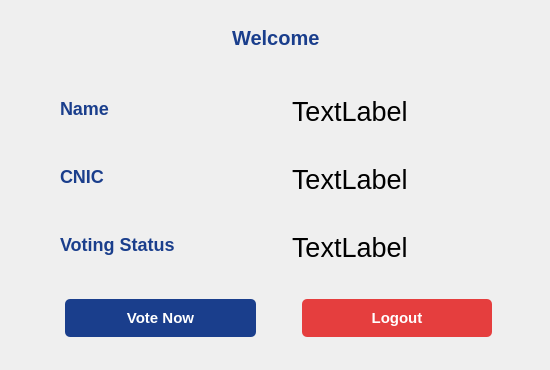
First picture: the form in E-voting-system/Experiment/After_voter_login.ui, repository Kashan-Baig/E-VOTING, before the edit.
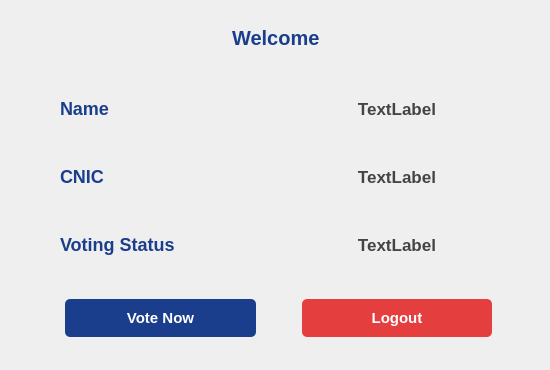
Second picture: the form after the edit.

Commit message: Database intg to after login page and Ui update of add cand page

The edit to the form file:
```diff
--- a/E-voting-system/Experiment/After_voter_login.ui
+++ b/E-voting-system/Experiment/After_voter_login.ui
@@ -172,23 +172,56 @@
      </item>
      <item row="2" column="1">
       <widget class="QLabel" name="namelabel">
+       <property name="font">
+        <font>
+         <pointsize>-1</pointsize>
+         <fontweight></fontweight>
+        </font>
+       </property>
+       <property name="styleSheet">
+        <string notr="true">   font-size: 17px;
+    font-weight: 510;
+    color: #444444;
+    margin-bottom: 5px;</string>
+       </property>
        <property name="text">
         <string>TextLabel</string>
        </property>
+       <property name="alignment">
+        <set>Qt::AlignmentFlag::AlignCenter</set>
+       </property>
       </widget>
      </item>
      <item row="3" column="1">
       <widget class="QLabel" name="cniclabel">
+       <property name="styleSheet">
+        <string notr="true">   font-size: 17px;
+    font-weight: 510;
+    color: #444444;
+    margin-bottom: 5px;</string>
+       </property>
        <property name="text">
         <string>TextLabel</string>
        </property>
+       <property name="alignment">
+        <set>Qt::AlignmentFlag::AlignCenter</set>
+       </property>
       </widget>
      </item>
      <item row="4" column="1">
       <widget class="QLabel" name="statuslabel">
+       <property name="styleSheet">
+        <string notr="true">   font-size: 17px;
+    font-weight: 510;
+    color: #444444;
+    margin-bottom: 5px;</string>
+       </property>
        <property name="text">
         <string>TextLabel</string>
        </property>
+       <property name="alignment">
+        <set>Qt::AlignmentFlag::AlignCenter</set>
+       </property>
       </widget>
      </item>
     </layout>
```
The commit also changes 8 other files.
